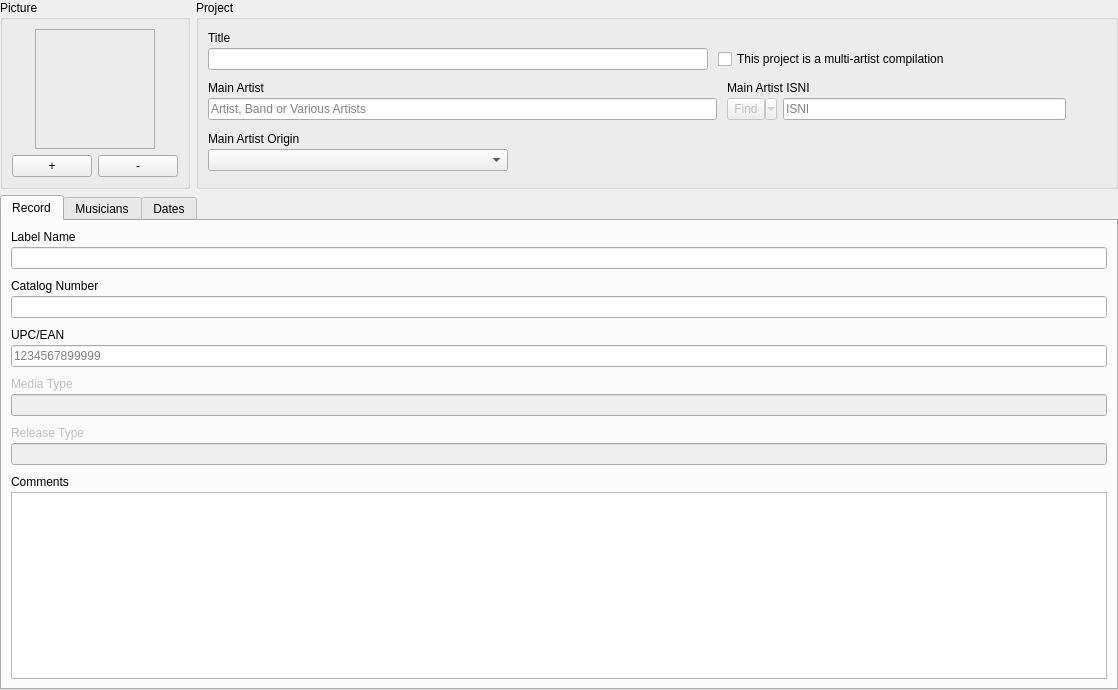
Above: resources/ui/album_page.ui from Iconoclasteinc/tgit before the change. Below: the same form after it.
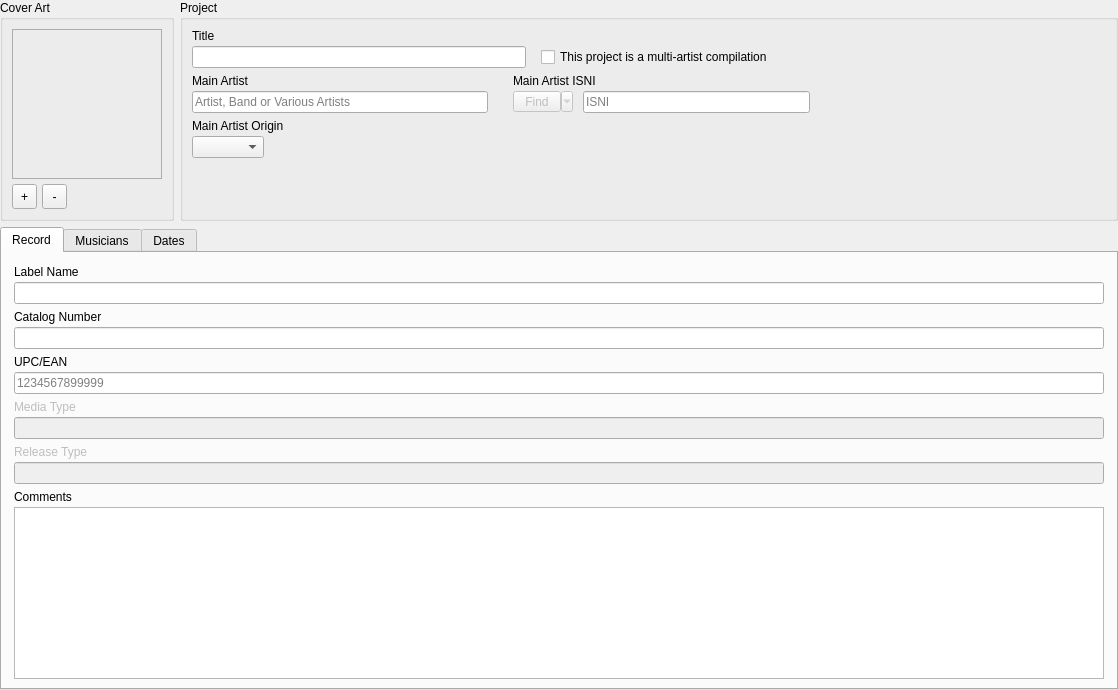
That is the form after the change. The open tabs and pages were chosen to show the change. Icons and pictures are not drawn. Custom widgets are drawn as their Qt base class.

Commit message: Make cover art image in album page and change buttons manage image to tool buttons

The edit to the form file:
```diff
--- a/resources/ui/album_page.ui
+++ b/resources/ui/album_page.ui
@@ -59,14 +59,23 @@
        <string>Record</string>
       </attribute>
       <layout class="QVBoxLayout" name="verticalLayout_3">
-       <property name="spacing">
-        <number>10</number>
+       <property name="leftMargin">
+        <number>12</number>
+       </property>
+       <property name="topMargin">
+        <number>12</number>
+       </property>
+       <property name="rightMargin">
+        <number>12</number>
        </property>
        <item>
         <layout class="QVBoxLayout" name="_label_name_container">
          <property name="spacing">
           <number>3</number>
          </property>
+         <property name="sizeConstraint">
+          <enum>QLayout::SetDefaultConstraint</enum>
+         </property>
          <item>
           <widget class="QLabel" name="_label_name_caption">
            <property name="text">
@@ -423,16 +432,19 @@
     </widget>
    </item>
    <item row="0" column="0">
-    <layout class="QHBoxLayout" name="_top_banner">
+    <layout class="QHBoxLayout" name="_top_banner" stretch="0,1">
      <item>
       <widget class="QGroupBox" name="_picture_box">
        <property name="title">
-        <string>Picture</string>
+        <string>Cover Art</string>
        </property>
        <layout class="QVBoxLayout" name="verticalLayout_5">
         <item>
          <layout class="QVBoxLayout" name="verticalLayout_6">
-          <item alignment="Qt::AlignHCenter">
+          <property name="spacing">
+           <number>5</number>
+          </property>
+          <item>
            <widget class="QLabel" name="_front_cover">
             <property name="sizePolicy">
              <sizepolicy hsizetype="Fixed" vsizetype="Fixed">
@@ -442,14 +454,14 @@
             </property>
             <property name="minimumSize">
              <size>
-              <width>120</width>
-              <height>120</height>
+              <width>150</width>
+              <height>150</height>
              </size>
             </property>
             <property name="maximumSize">
              <size>
-              <width>120</width>
-              <height>120</height>
+              <width>150</width>
+              <height>150</height>
              </size>
             </property>
             <property name="styleSheet">
@@ -458,21 +470,33 @@
            </widget>
           </item>
           <item>
-           <layout class="QHBoxLayout" name="_picture_button_container">
-            <property name="sizeConstraint">
-             <enum>QLayout::SetDefaultConstraint</enum>
+           <layout class="QHBoxLayout" name="_picture_button_container" stretch="0,0,0">
+            <property name="spacing">
+             <number>5</number>
             </property>
             <item>
-             <widget class="QPushButton" name="_select_picture_button">
+             <widget class="QToolButton" name="_select_picture_button">
+              <property name="minimumSize">
+               <size>
+                <width>25</width>
+                <height>25</height>
+               </size>
+              </property>
+              <property name="focusPolicy">
+               <enum>Qt::StrongFocus</enum>
+              </property>
               <property name="text">
                <string>+</string>
               </property>
              </widget>
             </item>
             <item>
-             <widget class="QPushButton" name="_remove_picture_button">
-              <property name="cursor">
-               <cursorShape>PointingHandCursor</cursorShape>
+             <widget class="QToolButton" name="_remove_picture_button">
+              <property name="minimumSize">
+               <size>
+                <width>25</width>
+                <height>25</height>
+               </size>
               </property>
               <property name="focusPolicy">
                <enum>Qt::StrongFocus</enum>
@@ -485,6 +509,19 @@
               </property>
              </widget>
             </item>
+            <item>
+             <spacer name="horizontalSpacer">
+              <property name="orientation">
+               <enum>Qt::Horizontal</enum>
+              </property>
+              <property name="sizeHint" stdset="0">
+               <size>
+                <width>40</width>
+                <height>20</height>
+               </size>
+              </property>
+             </spacer>
+            </item>
            </layout>
           </item>
          </layout>
@@ -498,58 +535,50 @@
         <string>Project</string>
        </property>
        <layout class="QVBoxLayout" name="verticalLayout_2">
+        <item>
+         <layout class="QVBoxLayout" name="verticalLayout_8">
         <property name="spacing">
-         <number>10</number>
-        </property>
-        <property name="bottomMargin">
-         <number>15</number>
-        </property>
-        <item>
-         <layout class="QGridLayout" name="_line_1">
-          <property name="verticalSpacing">
            <number>3</number>
           </property>
-          <item row="1" column="1">
-           <widget class="QCheckBox" name="_compilation">
-            <property name="sizePolicy">
-             <sizepolicy hsizetype="Fixed" vsizetype="Fixed">
-              <horstretch>0</horstretch>
-              <verstretch>0</verstretch>
-             </sizepolicy>
-            </property>
-            <property name="focusPolicy">
-             <enum>Qt::StrongFocus</enum>
-            </property>
-            <property name="text">
-             <string>This project is a multi-artist compilation</string>
-            </property>
-           </widget>
-          </item>
-          <item row="1" column="0">
-           <widget class="QLineEdit" name="_title">
-            <property name="minimumSize">
-             <size>
-              <width>500</width>
-              <height>0</height>
-             </size>
-            </property>
-           </widget>
-          </item>
-          <item row="0" column="0">
+          <property name="leftMargin">
+           <number>0</number>
+          </property>
+          <item>
            <widget class="QLabel" name="_title_caption">
             <property name="text">
              <string>Title</string>
             </property>
-            <property name="alignment">
-             <set>Qt::AlignBottom|Qt::AlignLeading|Qt::AlignLeft</set>
-            </property>
             <property name="buddy">
              <cstring>_title</cstring>
             </property>
            </widget>
           </item>
-          <item row="1" column="2">
-           <spacer name="horizontalSpacer_4">
+          <item>
+           <layout class="QHBoxLayout" name="horizontalLayout_2">
+            <property name="spacing">
+             <number>15</number>
+            </property>
+            <item>
+             <widget class="QLineEdit" name="_title"/>
+            </item>
+            <item>
+             <widget class="QCheckBox" name="_compilation">
+              <property name="sizePolicy">
+               <sizepolicy hsizetype="Fixed" vsizetype="Fixed">
+                <horstretch>0</horstretch>
+                <verstretch>0</verstretch>
+               </sizepolicy>
+              </property>
+              <property name="focusPolicy">
+               <enum>Qt::StrongFocus</enum>
+              </property>
+              <property name="text">
+               <string>This project is a multi-artist compilation</string>
+              </property>
+             </widget>
+            </item>
+            <item>
+             <spacer name="horizontalSpacer_2">
             <property name="orientation">
              <enum>Qt::Horizontal</enum>
             </property>
@@ -563,64 +592,75 @@
           </item>
          </layout>
         </item>
+         </layout>
+        </item>
         <item>
-         <layout class="QGridLayout" name="_line_2" columnstretch="3,2,0">
-          <property name="verticalSpacing">
+         <layout class="QHBoxLayout" name="horizontalLayout_3">
+          <property name="spacing">
+           <number>25</number>
+          </property>
+          <property name="leftMargin">
+           <number>0</number>
+          </property>
+          <item>
+           <layout class="QVBoxLayout" name="verticalLayout_10">
+            <property name="spacing">
            <number>3</number>
           </property>
-          <item row="1" column="0">
-           <widget class="QLineEdit" name="_main_artist">
-            <property name="minimumSize">
-             <size>
-              <width>500</width>
-              <height>0</height>
-             </size>
-            </property>
-            <property name="placeholderText">
-             <string>Artist, Band or Various Artists</string>
-            </property>
-           </widget>
-          </item>
-          <item row="0" column="0">
+            <item>
            <widget class="QLabel" name="_main_artist_caption">
             <property name="text">
              <string>Main Artist</string>
             </property>
-            <property name="alignment">
-             <set>Qt::AlignBottom|Qt::AlignLeading|Qt::AlignLeft</set>
-            </property>
             <property name="buddy">
              <cstring>_main_artist</cstring>
             </property>
            </widget>
           </item>
-          <item row="0" column="1">
+            <item>
+             <widget class="QLineEdit" name="_main_artist">
+              <property name="placeholderText">
+               <string>Artist, Band or Various Artists</string>
+              </property>
+             </widget>
+            </item>
+           </layout>
+          </item>
+          <item>
+           <layout class="QVBoxLayout" name="verticalLayout_11">
+            <property name="spacing">
+             <number>3</number>
+            </property>
+            <item>
            <widget class="QLabel" name="_main_artist_isni_caption">
             <property name="text">
              <string>Main Artist ISNI</string>
             </property>
-            <property name="alignment">
-             <set>Qt::AlignBottom|Qt::AlignLeading|Qt::AlignLeft</set>
-            </property>
             <property name="buddy">
              <cstring>_main_artist_isni</cstring>
             </property>
            </widget>
           </item>
-          <item row="1" column="1">
-           <layout class="QHBoxLayout" name="_main_artist_isni_container">
+            <item>
+             <layout class="QHBoxLayout" name="horizontalLayout_4">
             <property name="spacing">
-             <number>6</number>
+               <number>10</number>
             </property>
             <item>
              <widget class="QToolButton" name="_main_artist_isni_actions_button">
               <property name="enabled">
                <bool>false</bool>
               </property>
+                <property name="sizePolicy">
+                 <sizepolicy hsizetype="Fixed" vsizetype="Fixed">
+                  <horstretch>0</horstretch>
+                  <verstretch>0</verstretch>
+                 </sizepolicy>
+                </property>
               <property name="minimumSize">
                <size>
-                <width>0</width>
-                <height>22</height>
+                  <width>60</width>
+                  <height>0</height>
                </size>
               </property>
               <property name="cursor">
@@ -649,7 +689,9 @@
             </item>
            </layout>
           </item>
-          <item row="1" column="2">
+           </layout>
+          </item>
+          <item>
            <spacer name="horizontalSpacer_5">
             <property name="orientation">
              <enum>Qt::Horizontal</enum>
@@ -665,7 +707,13 @@
          </layout>
         </item>
         <item>
-         <layout class="QGridLayout" name="_line_3">
+         <layout class="QFormLayout" name="formLayout_2">
+          <property name="labelAlignment">
+           <set>Qt::AlignLeading|Qt::AlignLeft|Qt::AlignVCenter</set>
+          </property>
+          <property name="formAlignment">
+           <set>Qt::AlignLeading|Qt::AlignLeft|Qt::AlignVCenter</set>
+          </property>
           <property name="verticalSpacing">
            <number>3</number>
           </property>
@@ -674,9 +722,6 @@
             <property name="text">
              <string>Main Artist Origin</string>
             </property>
-            <property name="alignment">
-             <set>Qt::AlignBottom|Qt::AlignLeading|Qt::AlignLeft</set>
-            </property>
             <property name="buddy">
              <cstring>_main_artist_region</cstring>
             </property>
@@ -684,31 +729,25 @@
           </item>
           <item row="1" column="0">
            <widget class="QComboBox" name="_main_artist_region">
-            <property name="minimumSize">
-             <size>
-              <width>300</width>
-              <height>0</height>
-             </size>
-            </property>
             <property name="focusPolicy">
              <enum>Qt::StrongFocus</enum>
             </property>
            </widget>
           </item>
-          <item row="1" column="1">
-           <spacer name="horizontalSpacer_6">
+         </layout>
+        </item>
+        <item>
+         <spacer name="verticalSpacer_2">
             <property name="orientation">
-             <enum>Qt::Horizontal</enum>
+           <enum>Qt::Vertical</enum>
             </property>
             <property name="sizeHint" stdset="0">
              <size>
-              <width>40</width>
-              <height>20</height>
+            <width>20</width>
+            <height>40</height>
              </size>
             </property>
            </spacer>
-          </item>
-         </layout>
         </item>
        </layout>
       </widget>
```
Left out of the diff: 15 changed lines with no effect on the pictures. Lines whose indentation alone changed are shown as unchanged. The commit also changes 2 other files.
